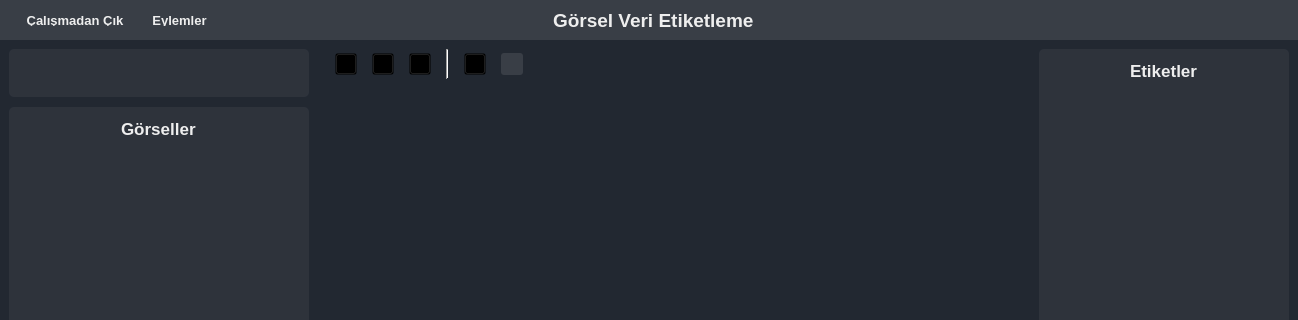
The window that templates/ui/mainWindow.ui (ismaildrcn/data-labeling) describes before a commit, drawn with Qt 5; both pictures show x 0 to 1298 and y 0 to 320 of the 1298 by 720 pixel window.
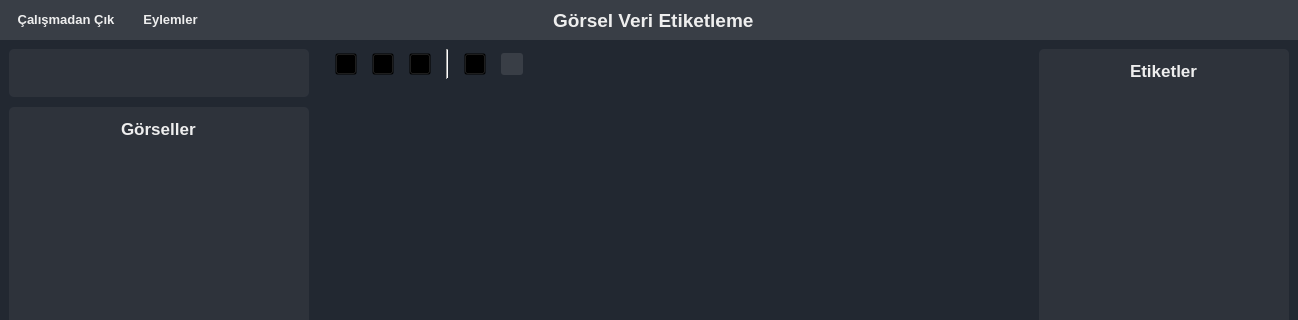
The same window after the commit. Icons and pictures are not drawn.

Diff of the .ui file:
```diff
--- a/templates/ui/mainWindow.ui
+++ b/templates/ui/mainWindow.ui
@@ -166,6 +166,18 @@
           <property name="spacing">
            <number>12</number>
           </property>
+          <property name="leftMargin">
+           <number>0</number>
+          </property>
+          <property name="topMargin">
+           <number>4</number>
+          </property>
+          <property name="rightMargin">
+           <number>0</number>
+          </property>
+          <property name="bottomMargin">
+           <number>4</number>
+          </property>
           <item>
            <widget class="QPushButton" name="pushButton_exit_project">
             <property name="font">
@@ -192,6 +204,12 @@
           </item>
           <item>
            <widget class="QPushButton" name="pushButton_actions">
+            <property name="minimumSize">
+             <size>
+              <width>0</width>
+              <height>0</height>
+             </size>
+            </property>
             <property name="font">
              <font>
               <pointsize>10</pointsize>
@@ -271,7 +289,7 @@
             </property>
             <property name="maximumSize">
              <size>
-              <width>35</width>
+              <width>40</width>
               <height>16777215</height>
              </size>
             </property>
@@ -306,7 +324,7 @@
             </property>
             <property name="maximumSize">
              <size>
-              <width>35</width>
+              <width>40</width>
               <height>16777215</height>
              </size>
             </property>
@@ -341,7 +359,7 @@
             </property>
             <property name="maximumSize">
              <size>
-              <width>35</width>
+              <width>40</width>
               <height>16777215</height>
              </size>
             </property>
```
Left out of the diff: 3 changed lines with no effect on the pictures.
